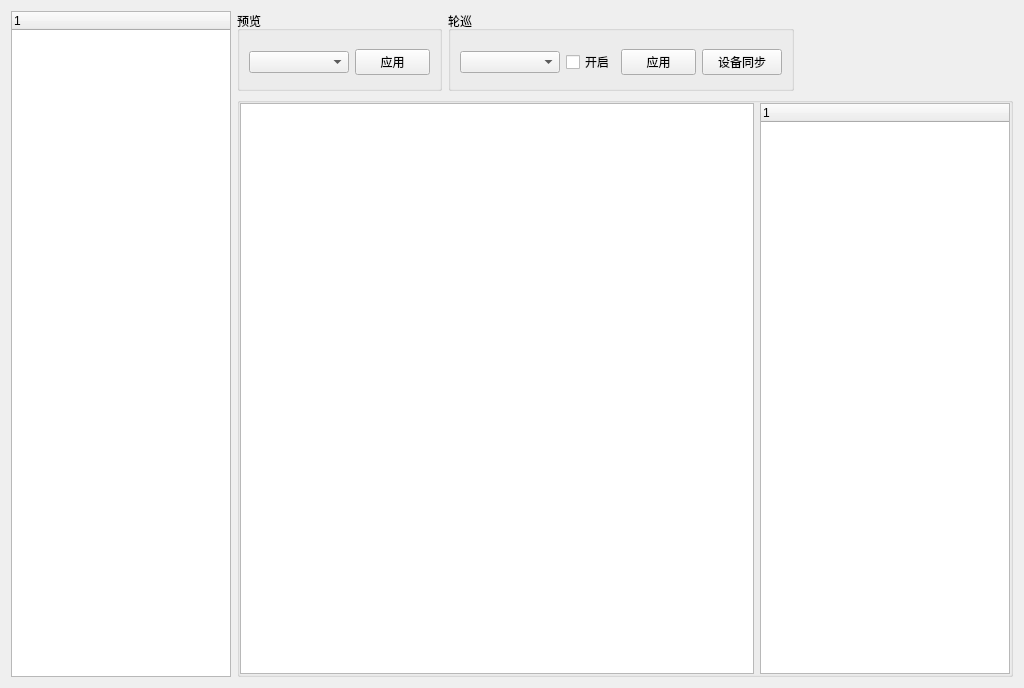
Old version of the form gui/page/page_tvwall.ui in the repository yao3gang/Network_Keyboard.
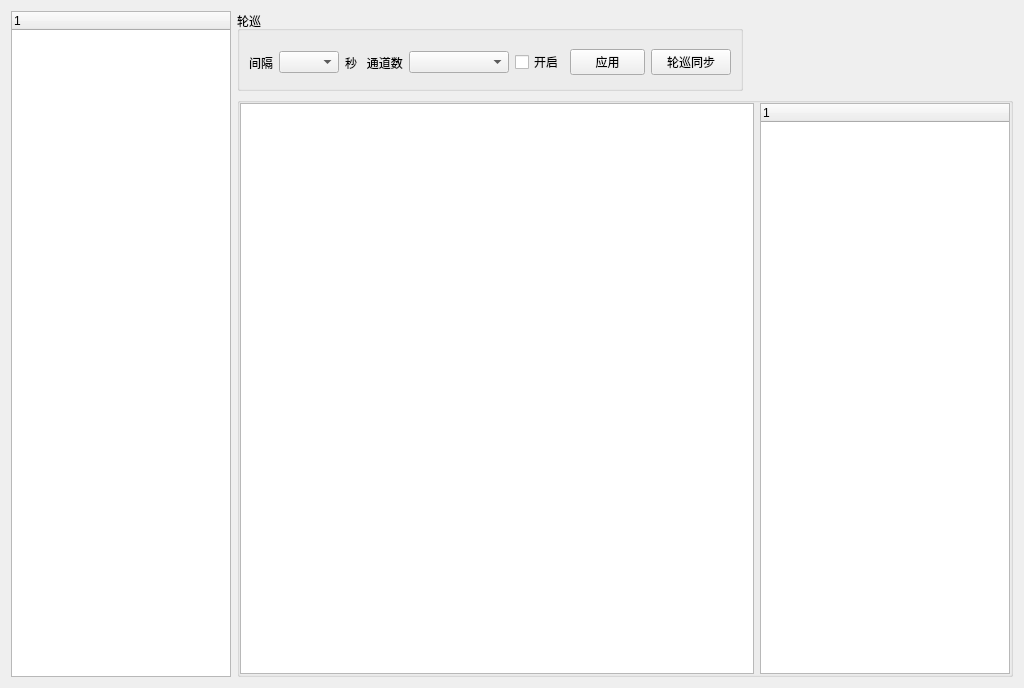
New version of the form. Custom widgets are drawn as their Qt base class.

Commit message: 2016.12.15-预览界面添加前保存

The edit to the form file:
```diff
--- a/gui/page/page_tvwall.ui
+++ b/gui/page/page_tvwall.ui
@@ -69,81 +69,7 @@
           <number>6</number>
          </property>
          <item>
-          <widget class="QGroupBox" name="gbox_preview">
-           <property name="sizePolicy">
-            <sizepolicy hsizetype="Preferred" vsizetype="Fixed">
-             <horstretch>0</horstretch>
-             <verstretch>0</verstretch>
-            </sizepolicy>
-           </property>
-           <property name="minimumSize">
-            <size>
-             <width>0</width>
-             <height>80</height>
-            </size>
-           </property>
-           <property name="maximumSize">
-            <size>
-             <width>16777215</width>
-             <height>80</height>
-            </size>
-           </property>
-           <property name="title">
-            <string>预览</string>
-           </property>
-           <layout class="QHBoxLayout" name="horizontalLayout_5">
-            <property name="spacing">
-             <number>6</number>
-            </property>
-            <property name="topMargin">
-             <number>15</number>
-            </property>
-            <item>
-             <widget class="QComboBox" name="cmb_preview_windows">
-              <property name="sizePolicy">
-               <sizepolicy hsizetype="Minimum" vsizetype="Fixed">
-                <horstretch>0</horstretch>
-                <verstretch>0</verstretch>
-               </sizepolicy>
-              </property>
-              <property name="minimumSize">
-               <size>
-                <width>100</width>
-                <height>0</height>
-               </size>
-              </property>
-             </widget>
-            </item>
-            <item>
-             <widget class="QPushButton" name="btn_preview_apply">
-              <property name="sizePolicy">
-               <sizepolicy hsizetype="Fixed" vsizetype="Fixed">
-                <horstretch>0</horstretch>
-                <verstretch>0</verstretch>
-               </sizepolicy>
-              </property>
-              <property name="minimumSize">
-               <size>
-                <width>75</width>
-                <height>0</height>
-               </size>
-              </property>
-              <property name="maximumSize">
-               <size>
-                <width>75</width>
-                <height>16777215</height>
-               </size>
-              </property>
-              <property name="text">
-               <string>应用</string>
-              </property>
-             </widget>
-            </item>
-           </layout>
-          </widget>
-         </item>
-         <item>
-          <widget class="QGroupBox" name="gbox_poll">
+          <widget class="QGroupBox" name="gbox_patrol">
            <property name="sizePolicy">
             <sizepolicy hsizetype="Preferred" vsizetype="Fixed">
              <horstretch>0</horstretch>
@@ -172,10 +98,46 @@
             <property name="topMargin">
              <number>15</number>
             </property>
+            <item>
+             <widget class="QLabel" name="label">
+              <property name="text">
+               <string>间隔</string>
+              </property>
+             </widget>
+            </item>
+            <item>
+             <widget class="QComboBox" name="cmb_patrol_interval">
+              <property name="sizePolicy">
+               <sizepolicy hsizetype="Fixed" vsizetype="Fixed">
+                <horstretch>0</horstretch>
+                <verstretch>0</verstretch>
+               </sizepolicy>
+              </property>
+              <property name="minimumSize">
+               <size>
+                <width>60</width>
+                <height>0</height>
+               </size>
+              </property>
+              <property name="maximumSize">
+               <size>
+                <width>60</width>
+                <height>16777215</height>
+               </size>
+              </property>
+             </widget>
+            </item>
+            <item>
+             <widget class="QLabel" name="label_2">
+              <property name="text">
+               <string>秒   通道数</string>
+              </property>
+             </widget>
+            </item>
             <item>
              <widget class="QComboBox" name="cmb_patrol_windows">
               <property name="sizePolicy">
-               <sizepolicy hsizetype="Minimum" vsizetype="Fixed">
+               <sizepolicy hsizetype="Fixed" vsizetype="Fixed">
                 <horstretch>0</horstretch>
                 <verstretch>0</verstretch>
                </sizepolicy>
@@ -186,6 +148,12 @@
                 <height>0</height>
                </size>
               </property>
+              <property name="maximumSize">
+               <size>
+                <width>100</width>
+                <height>16777215</height>
+               </size>
+              </property>
              </widget>
             </item>
             <item>
@@ -197,6 +165,9 @@
             </item>
             <item>
              <widget class="QPushButton" name="btn_patrol_apply">
+              <property name="enabled">
+               <bool>true</bool>
+              </property>
               <property name="sizePolicy">
                <sizepolicy hsizetype="Fixed" vsizetype="Fixed">
                 <horstretch>0</horstretch>
@@ -223,7 +194,7 @@
             <item>
              <widget class="QPushButton" name="btn_patrol_sync">
               <property name="text">
-               <string>设备同步</string>
+               <string>轮巡同步</string>
               </property>
              </widget>
             </item>
```
Left out of the diff: 6 changed lines with no effect on the pictures. The commit also changes 12 other files.
